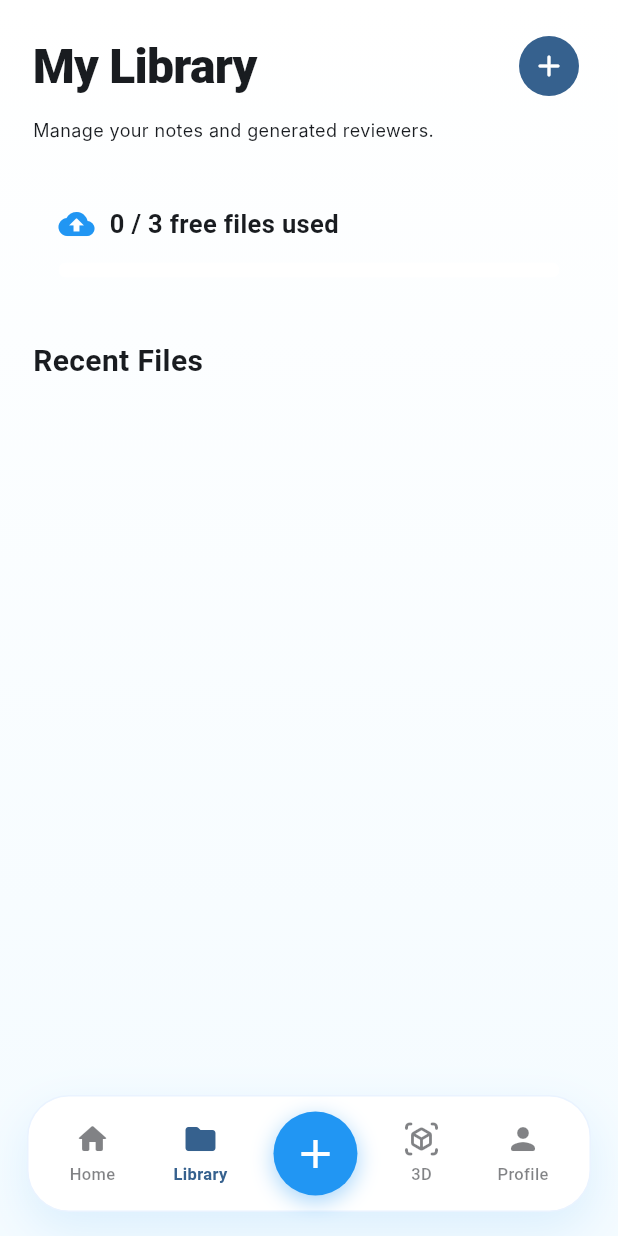
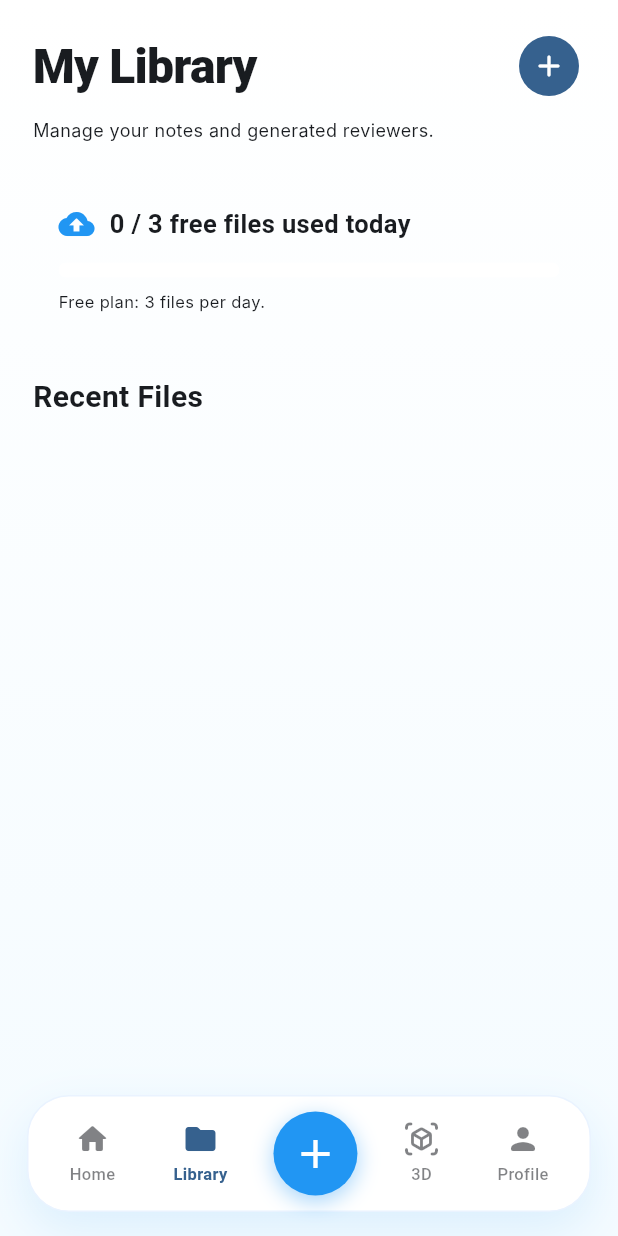
Before and after one commit to Martinitokristan/NurseUp, a Flutter app: the FileManagerPage screen opened by its route, on a phone screen of 412 x 824 dp. Run offline on Flutter 3.47's test engine with Material 3 defaults, Android fonts, the phone set to English and light mode, and no system bars; our stand-ins replace cloud_firestore, dartz, equatable, file_picker, firebase_auth, firebase_core and 13 more; missing offline and left inert: cloudinary_url_gen, google_mlkit_text_recognition, model_viewer_plus, syncfusion_flutter_pdf; accounts and stored records are empty; generated files the repository leaves out were written again; Roboto replaces fonts that are missing (Inter, Nunito, Poppins).

Commit message:
gana na2

```diff
--- a/lib/features/ai_reviewer/data/datasources/groq_remote_datasource.dart
+++ b/lib/features/ai_reviewer/data/datasources/groq_remote_datasource.dart
@@ -54,7 +54,10 @@ class GroqRemoteDatasource {
           return _stripJsonFence(content);
         }
         if (response.statusCode == 401 || response.statusCode == 403) throw const GroqReviewerException('invalid_key');
-        if (response.statusCode == 429) throw const GroqReviewerException('rate_limit');
+        if (response.statusCode == 429) {
+          final retryAfter = response.headers['retry-after'];
+          throw GroqReviewerException('rate_limit:${retryAfter ?? ''}');
+        }
         if (response.statusCode >= 500 && attempt == 0) continue;
         throw const GroqReviewerException('service_unavailable');
       } on SocketException {
--- a/lib/features/file_manager/presentation/pages/file_manager_page.dart
+++ b/lib/features/file_manager/presentation/pages/file_manager_page.dart
@@ -10,6 +10,8 @@ import '../../../../core/widgets/app_bottom_nav.dart';
 import '../../../../core/widgets/app_gradient_card.dart';
 import '../../../ai_reviewer/presentation/providers/reviewer_provider.dart';
 import '../../../ai_reviewer/presentation/utils/reviewer_navigation.dart';
+import '../../../subscription/presentation/providers/subscription_provider.dart';
+import '../../../usage/domain/usage_limits.dart';
 import '../../domain/entities/study_file_entity.dart';
 import '../providers/file_manager_provider.dart';
 
@@ -19,7 +21,11 @@ class FileManagerPage extends ConsumerWidget {
   @override
   Widget build(BuildContext context, WidgetRef ref) {
     final filesAsync = ref.watch(userFilesProvider);
-    final usage = ref.watch(freeTierUsageProvider);
+    final files = filesAsync.valueOrNull ?? const <StudyFileEntity>[];
+    final fileCount = files.length;
+    final activePlan = ref.watch(activePlanProvider);
+    final isPro = activePlan.isPro;
+    final limits = usageLimitsForPlan(isPro);
     final isDark = Theme.of(context).brightness == Brightness.dark;
     final gradient = isDark
         ? const LinearGradient(
@@ -45,11 +51,32 @@ class FileManagerPage extends ConsumerWidget {
               const Text('Manage your notes and generated reviewers.', style: AppTextStyles.bodySmall),
               const SizedBox(height: AppSpacing.xl),
               AppGradientCard(
-                child: Column(crossAxisAlignment: CrossAxisAlignment.start, children: [
-                  Row(children: [const Icon(Icons.cloud_upload_rounded, color: AppColors.primary), const SizedBox(width: 10), Text('$usage / 3 free files used', style: AppTextStyles.h3)]),
-                  const SizedBox(height: 14),
-                  ClipRRect(borderRadius: BorderRadius.circular(999), child: LinearProgressIndicator(value: usage / 3, minHeight: 10, color: AppColors.primary, backgroundColor: Colors.white)),
-                ]),
+                child: Column(
+                  crossAxisAlignment: CrossAxisAlignment.start,
+                  children: [
+                    Row(
+                      children: [
+                        const Icon(Icons.cloud_upload_rounded, color: AppColors.primary),
+                        const SizedBox(width: 10),
+                        Expanded(
+                          child: Text(
+                            isPro ? '$fileCount files uploaded · Pro storage' : '$fileCount / ${limits.dailyFiles} free files used today',
+                            style: AppTextStyles.h3,
+                            maxLines: 2,
+                            overflow: TextOverflow.ellipsis,
+                          ),
+                        ),
+                      ],
+                    ),
+                    const SizedBox(height: 14),
+                    if (isPro)
+                      ClipRRect(borderRadius: BorderRadius.circular(999), child: const LinearProgressIndicator(value: 1, minHeight: 10, color: AppColors.primary, backgroundColor: Colors.white))
+                    else
+                      ClipRRect(borderRadius: BorderRadius.circular(999), child: LinearProgressIndicator(value: (fileCount / limits.dailyFiles).clamp(0.0, 1.0), minHeight: 10, color: AppColors.primary, backgroundColor: Colors.white)),
+                    const SizedBox(height: 8),
+                    Text(isPro ? 'Pro plan: no daily file-count cap. Word limits still apply.' : 'Free plan: ${limits.dailyFiles} files per day.', style: AppTextStyles.caption),
+                  ],
+                ),
               ),
               const SizedBox(height: AppSpacing.xl),
               const Text('Recent Files', style: AppTextStyles.h2),
@@ -70,12 +97,14 @@ class FileManagerPage extends ConsumerWidget {
   Widget _file(BuildContext context, WidgetRef ref, StudyFileEntity file) {
     final meta = '${(file.sizeBytes / 1000000).toStringAsFixed(1)} MB · ${file.type.toUpperCase()}';
     final reviewerId = ref.watch(reviewerIdForFileProvider(file.id));
+    final generationState = ref.watch(generateReviewerControllerProvider);
     final hasReviewer = reviewerId != null && reviewerId.isNotEmpty;
+    final isGenerating = generationState.isGenerating && !hasReviewer;
     return Container(
       margin: const EdgeInsets.only(bottom: 12),
       child: AppGradientCard(
         padding: const EdgeInsets.all(14),
-        onTap: () => openOrGenerateReviewer(context: context, ref: ref, fileId: file.id),
+        onTap: isGenerating ? null : () => openOrGenerateReviewer(context: context, ref: ref, fileId: file.id),
         child: Row(children: [
           Container(
             width: 48,
@@ -90,14 +119,14 @@ class FileManagerPage extends ConsumerWidget {
               children: [
                 Text(file.name, style: AppTextStyles.h3, maxLines: 1, overflow: TextOverflow.ellipsis),
                 const SizedBox(height: 4),
-                Text(hasReviewer ? 'Reviewer ready · Tap to open' : meta, style: AppTextStyles.caption),
+                Text(isGenerating ? 'Generating reviewer...' : hasReviewer ? 'Reviewer ready · Tap to open' : meta, style: AppTextStyles.caption),
               ],
             ),
           ),
           TextButton.icon(
-            onPressed: () => openOrGenerateReviewer(context: context, ref: ref, fileId: file.id),
+            onPressed: isGenerating ? null : () => openOrGenerateReviewer(context: context, ref: ref, fileId: file.id),
             icon: Icon(hasReviewer ? Icons.visibility_rounded : Icons.auto_awesome_rounded, size: 18),
-            label: Text(hasReviewer ? 'Open' : 'Review'),
+            label: Text(isGenerating ? 'Generating' : hasReviewer ? 'Open' : 'Review'),
           ),
         ]),
       ),
--- a/lib/features/usage/presentation/widgets/usage_transparency_card.dart
+++ b/lib/features/usage/presentation/widgets/usage_transparency_card.dart
@@ -31,7 +31,10 @@ class UsageTransparencyCard extends StatelessWidget {
     final isWeeklyLimitReached = usage.wordsUsedThisWeek >= weeklyWordMax;
 
     final dailyFileMax = limits.dailyFiles;
-    final isDailyFileLimitReached = usage.dailyFileUploads >= dailyFileMax;
+    final isDailyFileLimitReached = !isPro && usage.dailyFileUploads >= dailyFileMax;
+    final filesTodayLabel = isPro
+        ? 'Files Today: ${usage.dailyFileUploads}'
+        : 'Files Today: ${usage.dailyFileUploads} / $dailyFileMax';
 
     final dailyResetStr = usage.dailyResetDate != null
         ? 'Resets ${formatPhReset(usage.dailyResetDate!)}'
@@ -78,7 +81,7 @@ class UsageTransparencyCard extends StatelessWidget {
               mainAxisAlignment: MainAxisAlignment.spaceBetween,
               children: [
                 Text(
-                  'Files today: ${usage.dailyFileUploads} / $dailyFileMax',
+                  filesTodayLabel,
                   style: AppTextStyles.bodySmall.copyWith(
                       color: isDailyFileLimitReached ? AppColors.error : AppColors.textSecondary),
                 ),
```
Also changed, not shown: lib/features/ai_reviewer/presentation/providers/reviewer_provider.dart (+14 -2 lines), lib/features/ai_reviewer/presentation/utils/reviewer_navigation.dart (+8 -0 lines).
